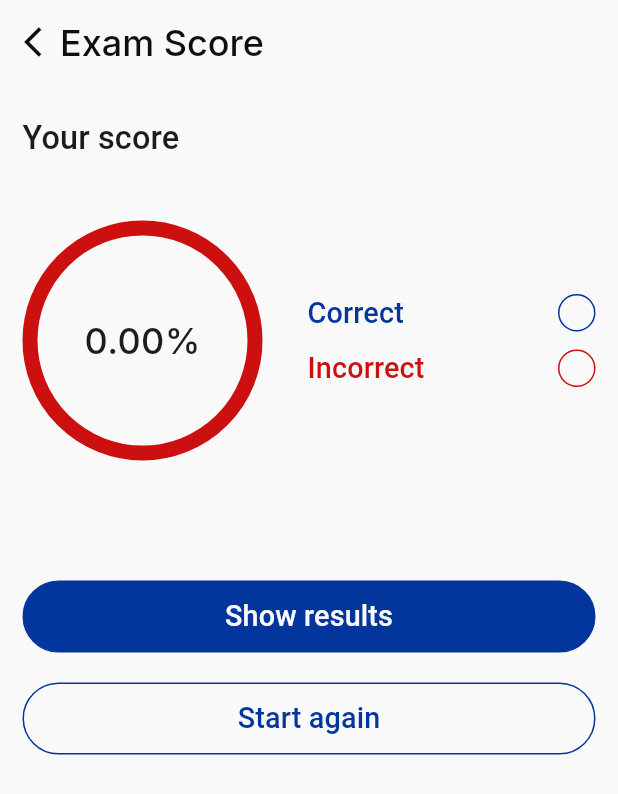
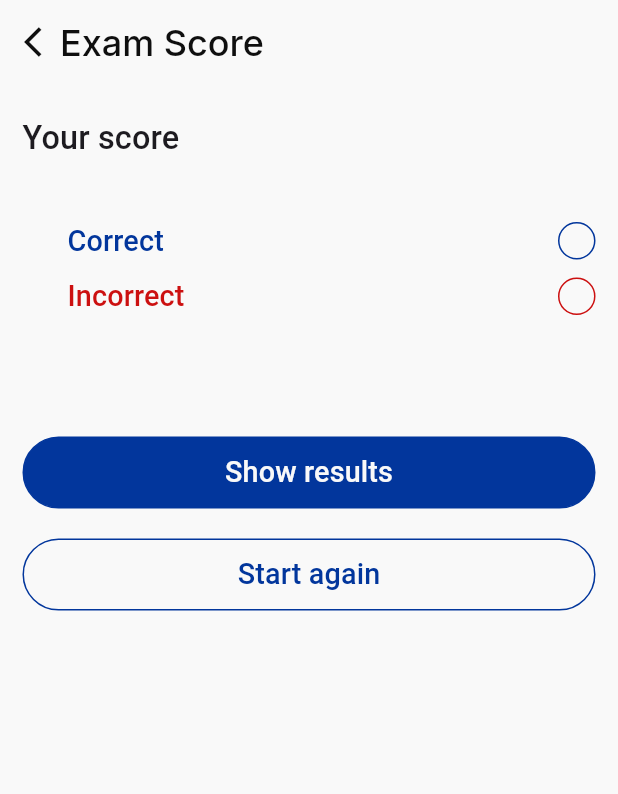
Before and after one commit to YasmeenGad/online_exam_app, a Flutter app: the ExamScoreView screen opened directly with empty values, on a phone screen of 412 x 824 dp. Shown: the top 794 px of the screen. Run offline on Flutter 3.47's test engine with Material 3 defaults, Android fonts, the phone set to English and light mode, and no system bars; drawn by our look-alikes of percent_indicator; our stand-ins replace bloc, cached_network_image, device_preview_plus, dio, flutter_bloc, flutter_svg and 12 more; missing offline and left inert: page_animation_transition; accounts and stored records are empty; generated files the repository leaves out were written again.

Commit message:
fix: fix some issues😭

```diff
--- a/lib/src/features/questions/presentation/widgets/circular_percent.dart
+++ b/lib/src/features/questions/presentation/widgets/circular_percent.dart
@@ -1,27 +1,7 @@
 import 'package:flutter/material.dart';
 import 'package:online_exam_app/src/core/styles/app_colors.dart';
 import 'package:online_exam_app/src/core/styles/app_styles.dart';
-import 'package:percent_indicator/circular_percent_indicator.dart';
 
-// class CircularPercent extends StatelessWidget {
-//   const CircularPercent({super.key, required this.totalScore});
-//   final String totalScore;
-//   @override
-//   Widget build(BuildContext context) {
-//     return CircularPercentIndicator(
-//       radius: 80.0,
-//       lineWidth: 10.0,
-//       percent: double.parse(totalScore.toString()) / 100,
-//       center: Text(
-//         totalScore.toString() + "%",
-//         style: AppStyles.styleMedium20(context),
-//       ),
-//       progressColor: AppColors.blueBaseColor,
-//       backgroundColor: AppColors.errorColor,
-//       circularStrokeCap: CircularStrokeCap.round,
-//     );
-//   }
-// }
 class CircularPercent extends StatelessWidget {
   const CircularPercent({super.key, required this.totalScore});
 
@@ -39,17 +19,6 @@ class CircularPercent extends StatelessWidget {
   Widget build(BuildContext context) {
     final parsedScore = _parseTotalScore(totalScore);
 
-    return CircularPercentIndicator(
-      radius: 80.0,
-      lineWidth: 10.0,
-      percent: parsedScore,
-      center: Text(
-        "${(parsedScore * 100).toStringAsFixed(2)}%",
-        style: AppStyles.styleMedium20(context),
-      ),
-      progressColor: AppColors.blueBaseColor,
-      backgroundColor: AppColors.errorColor,
-      circularStrokeCap: CircularStrokeCap.round,
-    );
+    return Container();
   }
 }
```
